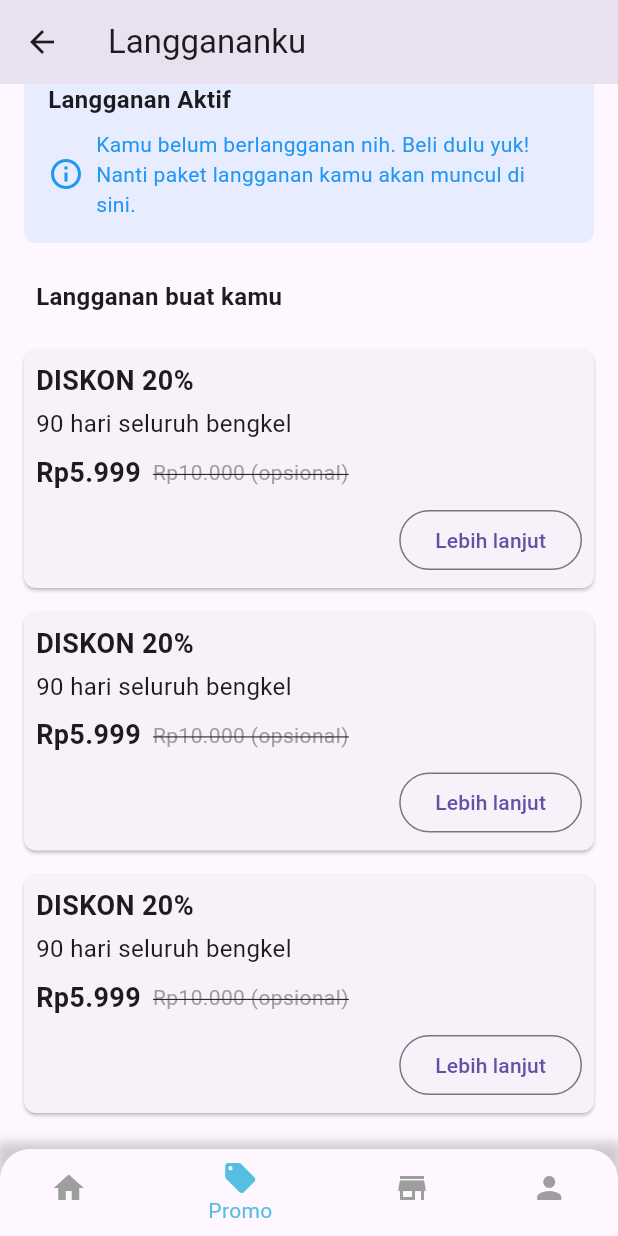
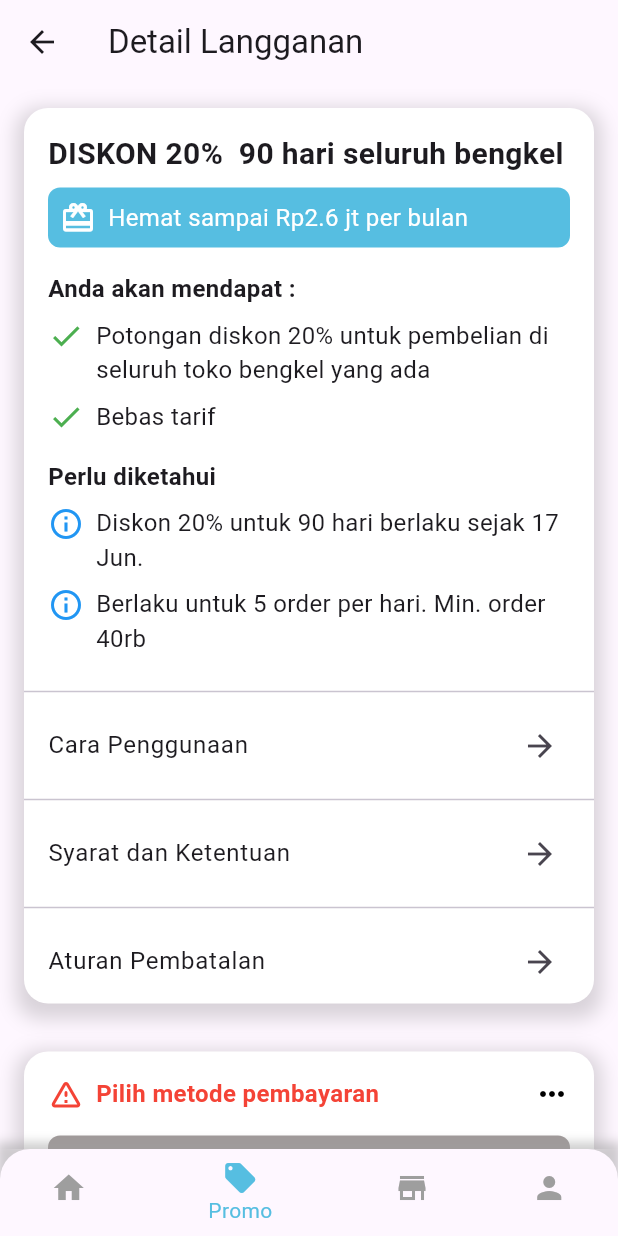
Before and after one commit to yogaacor/SiMontir, a Flutter app: the LanggananPage screen opened directly, scrolled down 91 dp, after a tap on "Lebih lanjut", on a phone screen of 412 x 824 dp. Run offline on Flutter 3.47's test engine with Material 3 defaults, Android fonts, the phone set to English and light mode, and no system bars; our stand-ins replace google_maps_flutter, location.

Commit message:
UI-detail_langganan

```diff
--- /dev/null
+++ b/lib/detaillangganan.dart
@@ -0,0 +1,286 @@
+import 'package:flutter/material.dart';
+import 'pesanmontir.dart';
+
+class DetailLanggananPage extends StatelessWidget {
+  void _onBottomNavTapped(int index, BuildContext context) {
+    if (index == 0) {
+      Navigator.push(
+        context,
+        MaterialPageRoute(builder: (context) => PesanMontirPage()),
+      );
+    }
+
+  }
+
+  @override
+  Widget build(BuildContext context) {
+    return Scaffold(
+      appBar: AppBar(
+        title: Text('Detail Langganan'),
+        leading: IconButton(
+          icon: Icon(Icons.arrow_back),
+          onPressed: () {
+            Navigator.pop(context);
+          },
+        ),
+      ),
+      body: SingleChildScrollView(
+        child: Column(
+          children: [
+            Padding(
+              padding: const EdgeInsets.all(16.0),
+              child: Container(
+                decoration: BoxDecoration(
+                  color: Colors.white,
+                  borderRadius: BorderRadius.circular(16.0),
+                  boxShadow: [
+                    BoxShadow(
+                      color: Colors.black.withOpacity(0.15),
+                      blurRadius: 10,
+                      spreadRadius: 5,
+                      offset: Offset(0, 5),
+                    ),
+                  ],
+                ),
+                child: Column(
+                  crossAxisAlignment: CrossAxisAlignment.start,
+                  children: [
+                    Padding(
+                      padding: const EdgeInsets.all(16.0),
+                      child: Column(
+                        crossAxisAlignment: CrossAxisAlignment.start,
+                        children: [
+                          Text(
+                            'DISKON 20%  90 hari seluruh bengkel',
+                            style: TextStyle(fontSize: 20, fontWeight: FontWeight.bold),
+                          ),
+                          SizedBox(height: 8),
+                          Container(
+                            padding: EdgeInsets.all(8.0),
+                            decoration: BoxDecoration(
+                              color: Color(0xFF56BEE1),
+                              borderRadius: BorderRadius.circular(8.0),
+                            ),
+                            child: Row(
+                              children: [
+                                Icon(Icons.card_giftcard, color: Colors.white),
+                                SizedBox(width: 8),
+                                Text(
+                                  'Hemat sampai Rp2.6 jt per bulan',
+                                  style: TextStyle(color: Colors.white, fontSize: 16),
+                                ),
+                              ],
+                            ),
+                          ),
+                          SizedBox(height: 16),
+                          Text(
+                            'Anda akan mendapat :',
+                            style: TextStyle(fontSize: 16, fontWeight: FontWeight.bold),
+                          ),
+                          SizedBox(height: 8),
+                          Row(
+                            crossAxisAlignment: CrossAxisAlignment.start,
+                            children: [
+                              Icon(Icons.check, color: Colors.green),
+                              SizedBox(width: 8),
+                              Expanded(
+                                child: Text(
+                                  'Potongan diskon 20% untuk pembelian di seluruh toko bengkel yang ada',
+                                  style: TextStyle(fontSize: 16),
+                                ),
+                              ),
+                            ],
+                          ),
+                          SizedBox(height: 8),
+                          Row(
+                            crossAxisAlignment: CrossAxisAlignment.start,
+                            children: [
+                              Icon(Icons.check, color: Colors.green),
+                              SizedBox(width: 8),
+                              Expanded(
+                                child: Text(
+                                  'Bebas tarif',
+                                  style: TextStyle(fontSize: 16),
+                                ),
+                              ),
+                            ],
+                          ),
+                          SizedBox(height: 16),
+                          Text(
+                            'Perlu diketahui',
+                            style: TextStyle(fontSize: 16, fontWeight: FontWeight.bold),
+                          ),
+                          SizedBox(height: 8),
+                          Row(
+                            crossAxisAlignment: CrossAxisAlignment.start,
+                            children: [
+                              Icon(Icons.info_outline, color: Colors.blue),
+                              SizedBox(width: 8),
+                              Expanded(
+                                child: Text(
+                                  'Diskon 20% untuk 90 hari berlaku sejak 17 Jun.',
+                                  style: TextStyle(fontSize: 16),
+                                ),
+                              ),
+                            ],
+                          ),
+                          SizedBox(height: 8),
+                          Row(
+                            crossAxisAlignment: CrossAxisAlignment.start,
+                            children: [
+                              Icon(Icons.info_outline, color: Colors.blue),
+                              SizedBox(width: 8),
+                              Expanded(
+                                child: Text(
+                                  'Berlaku untuk 5 order per hari. Min. order 40rb',
+                                  style: TextStyle(fontSize: 16),
+                                ),
+                              ),
+                            ],
+                          ),
+                        ],
+                      ),
+                    ),
+                    Divider(),
+                    ListTile(
+                      title: Text('Cara Penggunaan'),
+                      trailing: Icon(Icons.arrow_forward),
+                      onTap: () {
+                        // Handle navigation to Cara pakai page
+                      },
+                    ),
+                    Divider(),
+                    ListTile(
+                      title: Text('Syarat dan Ketentuan'),
+                      trailing: Icon(Icons.arrow_forward),
+                      onTap: () {
+                        // Handle navigation to Syarat dan Ketentuan page
+                      },
+                    ),
+                    Divider(),
+                    ListTile(
+                      title: Text('Aturan Pembatalan'),
+                      trailing: Icon(Icons.arrow_forward),
+                      onTap: () {
+                        // Handle navigation to Aturan pembatalan page
+                      },
+                    ),
+                  ],
+                ),
+              ),
+            ),
+            Padding(
+              padding: const EdgeInsets.all(16.0),
+              child: Container(
+                padding: EdgeInsets.all(16.0),
+                decoration: BoxDecoration(
+                  color: Colors.white,
+                  borderRadius: BorderRadius.circular(16.0),
+                  boxShadow: [
+                    BoxShadow(
+                      color: Colors.black.withOpacity(0.15),
+                      blurRadius: 10,
+                      spreadRadius: 5,
+                      offset: Offset(0, 5),
+                    ),
+                  ],
+                ),
+                child: Column(
+                  crossAxisAlignment: CrossAxisAlignment.start,
+                  children: [
+                    Row(
+                      children: [
+                        Icon(Icons.warning_amber_rounded, color: Colors.red),
+                        SizedBox(width: 8),
+                        Expanded(
+                          child: Text(
+                            'Pilih metode pembayaran',
+                            style: TextStyle(color: Colors.red, fontSize: 16, fontWeight: FontWeight.bold),
+                          ),
+                        ),
+                        Icon(Icons.more_horiz, color: Colors.black),
+                      ],
+                    ),
+                    SizedBox(height: 16),
+                    Container(
+                      padding: EdgeInsets.all(16.0),
+                      decoration: BoxDecoration(
+                        color: Color.fromARGB(255, 159, 153, 153),
+                        borderRadius: BorderRadius.circular(8.0),
+                      ),
+                      child: Row(
+                        mainAxisAlignment: MainAxisAlignment.spaceBetween,
+                        children: [
+                          Text(
+                            'Langganan',
+                            style: TextStyle(fontSize: 16, fontWeight: FontWeight.bold, color: Colors.white),
+                          ),
+                          Row(
+                            children: [
+                              Text(
+                                'Rp5.900',
+                                style: TextStyle(fontSize: 16, fontWeight: FontWeight.bold, color: Colors.white),
+                              ),
+                              Icon(Icons.arrow_forward, color: Colors.white),
+                            ],
+                          ),
+                        ],
+                      ),
+                    ),
+                    SizedBox(height: 8),
+                    Text(
+                      'Perbarui otomatis di 17 Jun. Batalin kapan aja',
+                      style: TextStyle(fontSize: 14, color: Colors.grey[700]),
+                    ),
+                  ],
+                ),
+              ),
+            ),
+          ],
+        ),
+      ),
+      bottomNavigationBar: Container(
+        decoration: BoxDecoration(
+          boxShadow: [
+            BoxShadow(
+              color: Colors.grey.withOpacity(0.5),
+              spreadRadius: 2,
+              blurRadius: 5,
+              offset: Offset(0, -3),
+            ),
+          ],
+        ),
+        child: ClipRRect(
+          borderRadius: BorderRadius.only(
+            topLeft: Radius.circular(20),
+            topRight: Radius.circular(20),
+          ),
+          child: BottomNavigationBar(
+            items: const <BottomNavigationBarItem>[
+              BottomNavigationBarItem(
+                icon: Icon(Icons.home),
+                label: 'Beranda',
+              ),
+              BottomNavigationBarItem(
+                icon: Icon(Icons.local_offer),
+                label: 'Promo',
+              ),
+              BottomNavigationBarItem(
+                icon: Icon(Icons.store),
+                label: 'Toko',
+              ),
+              BottomNavigationBarItem(
+                icon: Icon(Icons.person),
+                label: 'Profil',
+              ),
+            ],
+            selectedItemColor: Color(0xFF56BEE1),
+            unselectedItemColor: Colors.grey,
+            currentIndex: 1,
+            onTap: (index) => _onBottomNavTapped(index, context),
+          ),
+        ),
+      ),
+    );
+  }
+}
--- a/lib/detailpesan.dart
+++ b/lib/detailpesan.dart
@@ -1,6 +1,6 @@
 import 'package:flutter/material.dart';
 import 'petapesan.dart';
-import 'promo.dart'; // Tambahkan impor untuk halaman promo
+import 'promo.dart';
 
 class DetailPesanPage extends StatefulWidget {
   @override
@@ -18,7 +18,7 @@ class _DetailPesanPageState extends State<DetailPesanPage> {
   String? _tahunError;
   String? _keluhanError;
 
-  int _selectedIndex = 0; // Set default selected index to 0 (Beranda)
+  int _selectedIndex = 0;
 
   void _validateAndProceed() {
     setState(() {
@@ -40,12 +40,12 @@ class _DetailPesanPageState extends State<DetailPesanPage> {
     if (index == 1) {
       Navigator.push(
         context,
-        MaterialPageRoute(builder: (context) => PromoPage()), // Pindah ke halaman promo
+        MaterialPageRoute(builder: (context) => PromoPage()),
       );
     } else {
       setState(() {
         _selectedIndex = index;
-        // Anda bisa menambahkan logika navigasi untuk halaman lain di sini
+
       });
     }
   }
--- a/lib/langganan.dart
+++ b/lib/langganan.dart
@@ -1,15 +1,16 @@
 import 'package:flutter/material.dart';
-import 'pesanmontir.dart'; // Import the pesanmontir.dart file
+import 'pesanmontir.dart';
+import 'detaillangganan.dart';
 
 class LanggananPage extends StatelessWidget {
   void _onBottomNavTapped(int index, BuildContext context) {
     if (index == 0) {
       Navigator.push(
         context,
-        MaterialPageRoute(builder: (context) => PesanMontirPage()), // Pindah ke halaman pesanmontir
+        MaterialPageRoute(builder: (context) => PesanMontirPage()),
       );
     }
-    // Tambahkan logika navigasi untuk halaman lain di sini jika diperlukan
+
   }
 
   @override
@@ -36,13 +37,13 @@ class LanggananPage extends StatelessWidget {
                       Expanded(
                         child: GestureDetector(
                           onTap: () {
-                            Navigator.pop(context); // Navigate back to voucher page
+                            Navigator.pop(context);
                           },
                           child: Container(
                             padding: EdgeInsets.all(8.0),
                             decoration: BoxDecoration(
                               borderRadius: BorderRadius.circular(8.0),
-                              color: Colors.grey.withOpacity(0.2), // Faded for voucher
+                              color: Colors.grey.withOpacity(0.2),
                             ),
                             child: Center(
                               child: Text(
@@ -59,7 +60,7 @@ class LanggananPage extends StatelessWidget {
                           padding: EdgeInsets.all(8.0),
                           decoration: BoxDecoration(
                             borderRadius: BorderRadius.circular(8.0),
-                            color: Colors.blue.withOpacity(0.2), // Highlighted for subscription
+                            color: Colors.blue.withOpacity(0.2),
                           ),
                           child: Center(
                             child: Text(
@@ -115,7 +116,7 @@ class LanggananPage extends StatelessWidget {
                   ListView.builder(
                     shrinkWrap: true,
                     physics: NeverScrollableScrollPhysics(),
-                    itemCount: 3, // Assuming there are 3 subscriptions for demonstration
+                    itemCount: 3,
                     itemBuilder: (context, index) {
                       return Card(
                         margin: EdgeInsets.symmetric(vertical: 8.0),
@@ -159,7 +160,12 @@ class LanggananPage extends StatelessWidget {
                                 alignment: Alignment.centerRight,
                                 child: OutlinedButton(
                                   onPressed: () {
-                                    // Handle "Lebih lanjut" button press
+                                    Navigator.push(
+                                      context,
+                                      MaterialPageRoute(
+                                        builder: (context) =>DetailLanggananPage(),
+                                      ),
+                                    );
                                   },
                                   child: Text('Lebih lanjut'),
                                 ),
@@ -213,7 +219,7 @@ class LanggananPage extends StatelessWidget {
             ],
             selectedItemColor: Color(0xFF56BEE1),
             unselectedItemColor: Colors.grey,
-            currentIndex: 1, // Set the selected index to 1 (promo)
+            currentIndex: 1,
             onTap: (index) => _onBottomNavTapped(index, context),
           ),
         ),
--- a/lib/pesanmontir.dart
+++ b/lib/pesanmontir.dart
@@ -1,6 +1,6 @@
 import 'package:flutter/material.dart';
 import 'detailpesan.dart';
-import 'promo.dart'; // Tambahkan impor untuk halaman promo
+import 'promo.dart';
 
 class PesanMontirPage extends StatefulWidget {
   @override
@@ -9,7 +9,7 @@ class PesanMontirPage extends StatefulWidget {
 
 class _PesanMontirPageState extends State<PesanMontirPage> {
   String _selectedVehicle = '';
-  int _selectedIndex = 0; // Set default selected index to 0 (Beranda)
+  int _selectedIndex = 0;
 
   void _selectVehicle(String vehicle) {
     setState(() {
@@ -21,12 +21,12 @@ class _PesanMontirPageState extends State<PesanMontirPage> {
     if (index == 1) {
       Navigator.push(
         context,
-        MaterialPageRoute(builder: (context) => PromoPage()), // Pindah ke halaman promo
+        MaterialPageRoute(builder: (context) => PromoPage()),
       );
     } else {
       setState(() {
         _selectedIndex = index;
-        // Anda bisa menambahkan logika navigasi untuk halaman lain di sini
+
       });
     }
   }
@@ -40,7 +40,7 @@ class _PesanMontirPageState extends State<PesanMontirPage> {
             crossAxisAlignment: CrossAxisAlignment.stretch,
             children: <Widget>[
               Container(
-                height: 320, // Height of the blue header
+                height: 320,
                 child: CustomPaint(
                   painter: HeaderPainter(),
                   child: Padding(
@@ -60,7 +60,7 @@ class _PesanMontirPageState extends State<PesanMontirPage> {
                                 fontWeight: FontWeight.bold,
                               ),
                             ),
-                            SizedBox(height: 10), // Add space between the two lines of text
+                            SizedBox(height: 10),
                             Text(
                               'Jangan panik, kita akan segera mengirim \nbantuan, jelaskan apa jenis kendaraan anda?',
                               style: TextStyle(
@@ -75,7 +75,7 @@ class _PesanMontirPageState extends State<PesanMontirPage> {
                   ),
                 ),
               ),
-              SizedBox(height: 30), // Add space between header and images
+              SizedBox(height: 30),
               Padding(
                 padding: const EdgeInsets.symmetric(horizontal: 25),
                 child: Row(
@@ -91,7 +91,7 @@ class _PesanMontirPageState extends State<PesanMontirPage> {
                 padding: const EdgeInsets.all(16.0),
                 child: ElevatedButton(
                   style: ElevatedButton.styleFrom(
-                    backgroundColor: Color.fromARGB(255, 98, 173, 211), // slightly darker blue
+                    backgroundColor: Color.fromARGB(255, 98, 173, 211),
                     minimumSize: Size(double.infinity, 50),
                   ),
                   onPressed: () {
@@ -105,8 +105,8 @@ class _PesanMontirPageState extends State<PesanMontirPage> {
                     style: TextStyle(
                       color: Colors.white,
                       fontWeight: FontWeight.bold,
-                      fontSize: 20, // Increase font size
-                      letterSpacing: 2.0, // Add letter spacing
+                      fontSize: 20,
+                      letterSpacing: 2.0,
                     ),
                   ),
                 ),
@@ -180,7 +180,7 @@ class _PesanMontirPageState extends State<PesanMontirPage> {
             width: 120,
             height: 120,
             decoration: BoxDecoration(
-              color: isSelected ? Color.fromARGB(255, 133, 165, 193) : Colors.grey[400], // Highlight selected vehicle
+              color: isSelected ? Color.fromARGB(255, 133, 165, 193) : Colors.grey[400],
               borderRadius: BorderRadius.circular(10),
             ),
             child: Center(
--- a/lib/petapesan.dart
+++ b/lib/petapesan.dart
@@ -100,6 +100,6 @@ class _PetaPesanPageState extends State<PetaPesanPage> {
   }
 
   void _onEditLocation() {
-    // Handle edit location button press
+
   }
 }
--- a/lib/promo.dart
+++ b/lib/promo.dart
@@ -1,6 +1,6 @@
 import 'package:flutter/material.dart';
 import 'voucher.dart';
-import 'pesanmontir.dart'; // Tambahkan impor untuk halaman pesanmontir
+import 'pesanmontir.dart';
 
 class PromoPage extends StatelessWidget {
   @override
@@ -109,15 +109,15 @@ class PromoPage extends StatelessWidget {
                   SizedBox(height: 8),
                   Container(
                     width: double.infinity,
-                    height: 200, // Menambah ukuran tinggi
+                    height: 200,
                     child: PageView.builder(
-                      itemCount: 6, // Number of promo banners
+                      itemCount: 6,
                       controller: PageController(viewportFraction: 0.9),
                       itemBuilder: (context, index) {
                         return Container(
                           margin: EdgeInsets.symmetric(horizontal: 4.0),
                           decoration: BoxDecoration(
-                            color: Colors.blue, // Placeholder for the promo banner image
+                            color: Colors.blue,
                             borderRadius: BorderRadius.circular(16),
                           ),
                           child: Center(
@@ -140,12 +140,12 @@ class PromoPage extends StatelessWidget {
                     shrinkWrap: true,
                     physics: NeverScrollableScrollPhysics(),
                     gridDelegate: SliverGridDelegateWithFixedCrossAxisCount(
-                      crossAxisCount: 2, // Mengubah menjadi 2 kolom
+                      crossAxisCount: 2,
                       childAspectRatio: 0.8,
                       crossAxisSpacing: 10,
                       mainAxisSpacing: 10,
                     ),
-                    itemCount: 6, // Number of promo items
+                    itemCount: 6,
                     itemBuilder: (context, index) {
                       return Card(
                         elevation: 2,
@@ -234,15 +234,15 @@ class PromoPage extends StatelessWidget {
             ],
             selectedItemColor: Color(0xFF56BEE1),
             unselectedItemColor: Colors.grey,
-            currentIndex: 1, // Set the selected index to 1 (promo)
+            currentIndex: 1,
             onTap: (index) {
               if (index == 0) {
                 Navigator.push(
                   context,
-                  MaterialPageRoute(builder: (context) => PesanMontirPage()), // Pindah ke halaman pesanmontir
+                  MaterialPageRoute(builder: (context) => PesanMontirPage()),
                 );
               }
-              // Tambahkan logika navigasi untuk halaman lain di sini jika diperlukan
+
             },
           ),
         ),
--- a/lib/voucher.dart
+++ b/lib/voucher.dart
@@ -1,15 +1,14 @@
 import 'package:flutter/material.dart';
-import 'langganan.dart'; // Import the new langganan.dart file
-import 'pesanmontir.dart'; // Import the pesanmontir.dart file
-
+import 'langganan.dart';
+import 'pesanmontir.dart';
 class VoucherPage extends StatefulWidget {
   @override
   _VoucherPageState createState() => _VoucherPageState();
 }
 
 class _VoucherPageState extends State<VoucherPage> {
-  List<int> voucherCounts = [2, 2, 2, 2, 2, 2]; // Initial voucher counts
-  int selectedCategoryIndex = 0; // To highlight "Semua" button
+  List<int> voucherCounts = [2, 2, 2, 2, 2, 2];
+  int selectedCategoryIndex = 0;
 
   void _showConfirmationDialog(BuildContext context, int index) {
     showDialog(
@@ -78,10 +77,10 @@ class _VoucherPageState extends State<VoucherPage> {
     if (index == 0) {
       Navigator.push(
         context,
-        MaterialPageRoute(builder: (context) => PesanMontirPage()), // Pindah ke halaman pesanmontir
+        MaterialPageRoute(builder: (context) => PesanMontirPage()),
       );
     }
-    // Tambahkan logika navigasi untuk halaman lain di sini jika diperlukan
+
   }
 
   Widget _buildCategoryButton(String text, int index) {
@@ -123,7 +122,7 @@ class _VoucherPageState extends State<VoucherPage> {
                           padding: EdgeInsets.all(8.0),
                           decoration: BoxDecoration(
                             borderRadius: BorderRadius.circular(8.0),
-                            color: Colors.blue.withOpacity(0.2), // Highlighted for voucher
+                            color: Colors.blue.withOpacity(0.2),
                           ),
                           child: Center(
                             child: Text(
@@ -141,7 +140,7 @@ class _VoucherPageState extends State<VoucherPage> {
                             padding: EdgeInsets.all(8.0),
                             decoration: BoxDecoration(
                               borderRadius: BorderRadius.circular(8.0),
-                              color: Colors.grey.withOpacity(0.2), // Faded for subscription
+                              color: Colors.grey.withOpacity(0.2),
                             ),
                             child: Center(
                               child: Text(
@@ -170,7 +169,7 @@ class _VoucherPageState extends State<VoucherPage> {
                     physics: NeverScrollableScrollPhysics(),
                     itemCount: voucherCounts.length,
                     itemBuilder: (context, index) {
-                      if (voucherCounts[index] == 0) return SizedBox.shrink(); // Hide if no vouchers left
+                      if (voucherCounts[index] == 0) return SizedBox.shrink();
 
                       return Card(
                         elevation: 2,
@@ -223,7 +222,7 @@ class _VoucherPageState extends State<VoucherPage> {
                                         shape: RoundedRectangleBorder(
                                           borderRadius: BorderRadius.circular(8),
                                         ),
-                                        minimumSize: Size(100, 30), // Adjust the size as needed
+                                        minimumSize: Size(100, 30),
                                       ),
                                       child: Text(
                                         'Pakai',
@@ -286,7 +285,7 @@ class _VoucherPageState extends State<VoucherPage> {
             ],
             selectedItemColor: Color(0xFF56BEE1),
             unselectedItemColor: Colors.grey,
-            currentIndex: 1, // Set the selected index to 1 (promo)
+            currentIndex: 1,
             onTap: _onBottomNavTapped,
           ),
         ),
```
